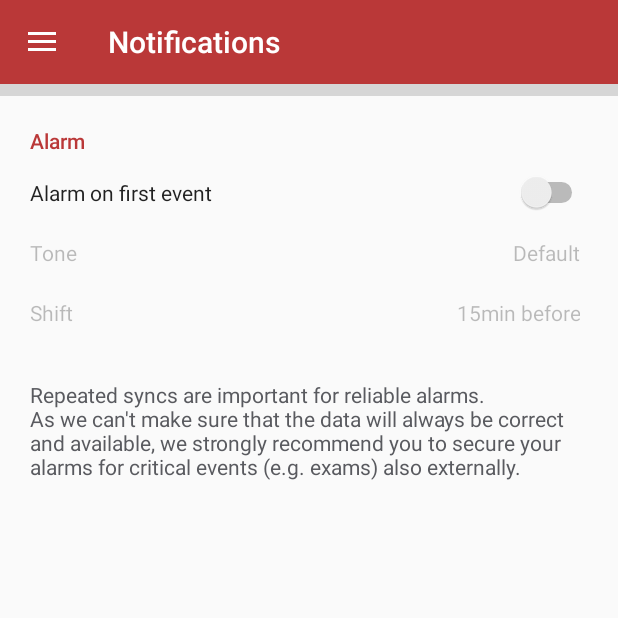
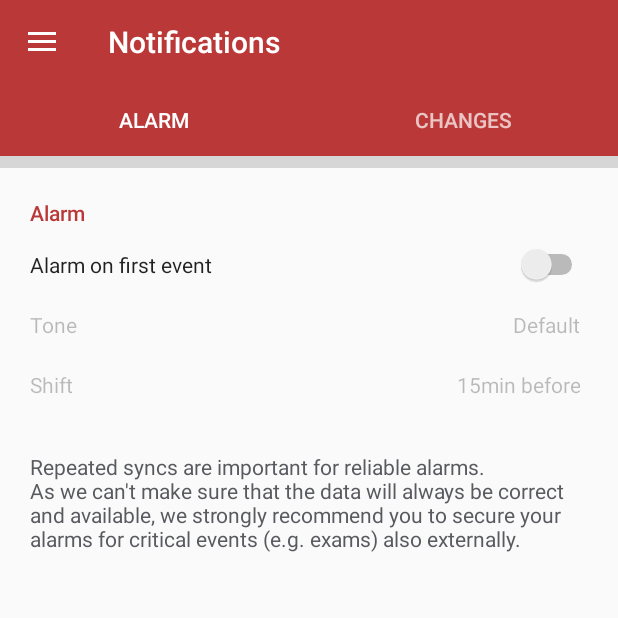
Before and after one commit to dhbw-timetable/dhbw-timetable-android, an Android app: the MainActivity screen opened directly, with no data from a screen before it, in the side drawer, after a tap on "Notifications", on a phone screen of 412 x 824 dp, the top half of it. Run offline under Robolectric (Android 15) with nearby library versions, the phone set to English and light mode, and no system bars; grey boxes are pictures that could not be loaded.

Commit message:
Fixed Tab View gestures

```diff
--- a/app/src/main/java/dhbw/timetable/MainActivity.java
+++ b/app/src/main/java/dhbw/timetable/MainActivity.java
@@ -56,7 +56,6 @@ public class MainActivity extends AppCompatActivity
     @Override
     protected void onStart() {
         super.onStart();
-        Log.i("INFO", "onStart MAIN ACT");
         NavigationView navigationView = (NavigationView) findViewById(R.id.nav_view);
         navigationView.setNavigationItemSelectedListener(this);
 
--- a/app/src/main/java/dhbw/timetable/navfragments/notifications/NotificationsFragment.java
+++ b/app/src/main/java/dhbw/timetable/navfragments/notifications/NotificationsFragment.java
@@ -1,29 +1,29 @@
 package dhbw.timetable.navfragments.notifications;
 
-import android.graphics.Color;
 import android.os.Bundle;
 import android.support.annotation.Nullable;
+import android.support.design.widget.AppBarLayout;
+import android.support.design.widget.TabLayout;
 import android.support.v4.app.Fragment;
-import android.support.v4.app.FragmentTabHost;
+import android.support.v4.app.FragmentManager;
+import android.support.v4.app.FragmentPagerAdapter;
+import android.support.v4.view.ViewPager;
+import android.util.Log;
 import android.view.LayoutInflater;
 import android.view.View;
 import android.view.ViewGroup;
-import android.widget.TabHost;
-import android.widget.TabWidget;
-import android.widget.TextView;
 
+import dhbw.timetable.R;
 import dhbw.timetable.navfragments.notifications.alarm.AlarmFragment;
-import dhbw.timetable.R;
 import dhbw.timetable.navfragments.notifications.changes.ChangesFragment;
 
 /**
  * Created by Hendrik Ulbrich (C) 2017
  */
-public class NotificationsFragment extends Fragment implements TabHost.OnTabChangeListener {
+public class NotificationsFragment extends Fragment {
 
-    private FragmentTabHost mTabHost;
-    private TabWidget tabWidget;
-    private static String selected = "fragment_alarm";
+    private SectionsPagerAdapter mSectionsPagerAdapter = null;
+    private ViewPager mViewPager = null;
 
     // Mandatory Constructor
     public NotificationsFragment() {}
@@ -38,45 +38,64 @@ public class NotificationsFragment extends Fragment implements TabHost.OnTabChan
     public View onCreateView(LayoutInflater inflater, ViewGroup container, Bundle savedInstanceState) {
         View rootView = inflater.inflate(R.layout.content_notifications,container, false);
 
-        mTabHost = (FragmentTabHost)rootView.findViewById(android.R.id.tabhost);
-        mTabHost.setup(getActivity(), getChildFragmentManager(), android.R.id.tabcontent);
+        AppBarLayout appBarLayout = (AppBarLayout) getActivity().findViewById(R.id.appbar);
 
-        mTabHost.addTab(mTabHost.newTabSpec("fragment_alarm").setIndicator("Alarm"),
-                AlarmFragment.class, null);
-        mTabHost.addTab(mTabHost.newTabSpec("fragment_changes").setIndicator("Changes"),
-                ChangesFragment.class, null);
+        if(appBarLayout.getChildCount() == 1) {
+            mSectionsPagerAdapter = new SectionsPagerAdapter(getChildFragmentManager());
 
-        mTabHost.setCurrentTab(selected.equals("fragment_alarm") ? 0 : 1);
+            mViewPager = (ViewPager) rootView.findViewById(R.id.tab_container);
+            mViewPager.setAdapter(mSectionsPagerAdapter);
 
-        tabWidget = mTabHost.getTabWidget();
-        mTabHost.setOnTabChangedListener(this);
+            TabLayout tabLayout = new TabLayout(getActivity());
+            tabLayout.setTabTextColors(
+                    getResources().getColor(R.color.disabledGrey),
+                    getResources().getColor(R.color.white)
+            );
+            tabLayout.setupWithViewPager(mViewPager);
 
-        applyTextColor();
-
+            appBarLayout.addView(tabLayout);
+        }
 
         return rootView;
     }
 
     /**
-      Set text color to white
+     * A {@link FragmentPagerAdapter} that returns a fragment corresponding to
+     * one of the sections/tabs/pages.
      */
-    private void applyTextColor() {
-        for (int i = 0; i < tabWidget.getChildCount(); i++) {
-            View tab = tabWidget.getChildAt(i);
-            TextView tv = (TextView) tab.findViewById(android.R.id.title);
-            int alpha;
-            if (tab.isSelected()) {
-                alpha = 255;
-            } else {
-                alpha = 191;
+    public class SectionsPagerAdapter extends FragmentPagerAdapter {
+
+        public SectionsPagerAdapter(FragmentManager fm) {
+            super(fm);
+        }
+
+        @Override
+        public Fragment getItem(int position) {
+            // getItem is called to instantiate the fragment for the given page.
+            switch (position) {
+                case 0:
+                    return new AlarmFragment();
+                case 1:
+                    return new ChangesFragment();
             }
-            tv.setTextColor(Color.argb(alpha, 255, 255, 255));
+            return null;
+        }
+
+        @Override
+        public int getCount() {
+            // Show 2 total pages.
+            return 2;
+        }
+
+        @Override
+        public CharSequence getPageTitle(int position) {
+            switch (position) {
+                case 0:
+                    return "ALARM";
+                case 1:
+                    return "CHANGES";
+            }
+            return null;
         }
     }
-
-    @Override
-    public void onTabChanged(String tabId) {
-        selected = tabId;
-        applyTextColor();
-    }
 }
--- a/app/src/main/java/dhbw/timetable/navfragments/today/TodayFragment.java
+++ b/app/src/main/java/dhbw/timetable/navfragments/today/TodayFragment.java
@@ -3,8 +3,10 @@ package dhbw.timetable.navfragments.today;
 import android.graphics.Color;
 import android.os.Bundle;
 import android.support.annotation.Nullable;
+import android.support.design.widget.AppBarLayout;
 import android.support.design.widget.NavigationView;
 import android.support.design.widget.Snackbar;
+import android.support.design.widget.TabLayout;
 import android.support.v4.app.Fragment;
 import android.support.v7.widget.DefaultItemAnimator;
 import android.support.v7.widget.LinearLayoutManager;
@@ -57,6 +59,12 @@ public class TodayFragment extends Fragment {
     @Nullable
     @Override
     public View onCreateView(LayoutInflater inflater, @Nullable ViewGroup container, @Nullable Bundle savedInstanceState) {
+        AppBarLayout appBarLayout = (AppBarLayout) getActivity().findViewById(R.id.appbar);
+
+        if (appBarLayout.getChildCount() != 1) {
+            appBarLayout.removeViewAt(1);
+        }
+
         View view = inflater.inflate(R.layout.content_today, container, false);
         recyclerView = (RecyclerView) view.findViewById(R.id.recyclingAgenda);
 
--- a/app/src/main/java/dhbw/timetable/navfragments/week/WeekFragment.java
+++ b/app/src/main/java/dhbw/timetable/navfragments/week/WeekFragment.java
@@ -5,6 +5,7 @@ import android.app.DatePickerDialog;
 import android.graphics.Color;
 import android.os.Bundle;
 import android.support.annotation.Nullable;
+import android.support.design.widget.AppBarLayout;
 import android.support.design.widget.Snackbar;
 import android.support.v4.app.Fragment;
 import android.util.Log;
@@ -189,6 +190,11 @@ public class WeekFragment extends Fragment {
     @Nullable
     @Override
     public View onCreateView(LayoutInflater inflater, @Nullable ViewGroup container, @Nullable Bundle savedInstanceState) {
+        AppBarLayout appBarLayout = (AppBarLayout) getActivity().findViewById(R.id.appbar);
+
+        // Handle the tabs from navigation fragment
+        if (appBarLayout.getChildCount() != 1) appBarLayout.removeViewAt(1);
+
         return inflater.inflate(R.layout.content_week, container, false);
     }
 
--- a/app/src/main/res/layout/app_bar_main.xml
+++ b/app/src/main/res/layout/app_bar_main.xml
@@ -1,11 +1,13 @@
 <?xml version="1.0" encoding="utf-8"?>
-<android.support.design.widget.CoordinatorLayout xmlns:android="http://schemas.android.com/apk/res/android"
+<android.support.design.widget.CoordinatorLayout
+    xmlns:android="http://schemas.android.com/apk/res/android"
     xmlns:app="http://schemas.android.com/apk/res-auto"
     xmlns:tools="http://schemas.android.com/tools"
     android:layout_width="match_parent"
     android:layout_height="match_parent"
     tools:context="dhbw.timetable.MainActivity">
     <android.support.design.widget.AppBarLayout
+        android:id="@+id/appbar"
         android:layout_width="match_parent"
         android:layout_height="wrap_content"
         app:elevation="0dp"
--- a/app/src/main/res/layout/content_notifications.xml
+++ b/app/src/main/res/layout/content_notifications.xml
@@ -1,26 +1,18 @@
 <?xml version="1.0" encoding="utf-8"?>
-<android.support.v4.app.FragmentTabHost
+<LinearLayout
     xmlns:android="http://schemas.android.com/apk/res/android"
-    android:id="@android:id/tabhost"
-    android:layout_width="match_parent"
-    android:layout_height="match_parent">
-    <LinearLayout
+    xmlns:app="http://schemas.android.com/apk/res-auto"
+    android:id="@+id/notification_layout"
     android:orientation="vertical"
     android:layout_width="match_parent"
     android:layout_height="match_parent">
-        <TabWidget
-            android:id="@android:id/tabs"
-            android:layout_width="match_parent"
-            android:layout_height="wrap_content"
-            android:background="@color/colorPrimary" />
     <View
         android:layout_width="match_parent"
         android:layout_height="8dp"
         android:background="@drawable/shadow" />
-        <FrameLayout
-            android:id="@android:id/tabcontent"
+    <android.support.v4.view.ViewPager
+        android:id="@+id/tab_container"
         android:layout_width="match_parent"
-            android:layout_height="0dp"
-            android:layout_weight="1" />
+        android:layout_height="wrap_content"
+        app:layout_behavior="@string/appbar_scrolling_view_behavior" />
 </LinearLayout>
-</android.support.v4.app.FragmentTabHost>
--- a/app/src/main/res/layout/notification_tabs.xml
+++ b/app/src/main/res/layout/notification_tabs.xml
@@ -1,6 +1,6 @@
 <?xml version="1.0" encoding="utf-8"?>
-<LinearLayout xmlns:android="http://schemas.android.com/apk/res/android"
-    android:orientation="vertical" android:layout_width="match_parent"
-    android:layout_height="match_parent">
-
-</LinearLayout>
+<android.support.design.widget.TabLayout
+    xmlns:android="http://schemas.android.com/apk/res/android"
+    android:id="@+id/notification_tabs"
+    android:layout_width="match_parent"
+    android:layout_height="wrap_content"/>
--- a/app/src/main/res/values/colors.xml
+++ b/app/src/main/res/values/colors.xml
@@ -4,6 +4,7 @@
     <color name="colorPrimaryDark">#8e2b2b</color>
     <color name="colorAccent">#ba3838</color>
     <color name="white">#ffffff</color>
+    <color name="disabledGrey">#b4ffffff</color>
     <color name="creme">#F6F6F6</color>
     <color name="defGrey">#F0F0F0</color>
     <color name="textColorPrimary">#FFFFFF</color>
```
Lines whose indentation alone changed are shown as unchanged.
